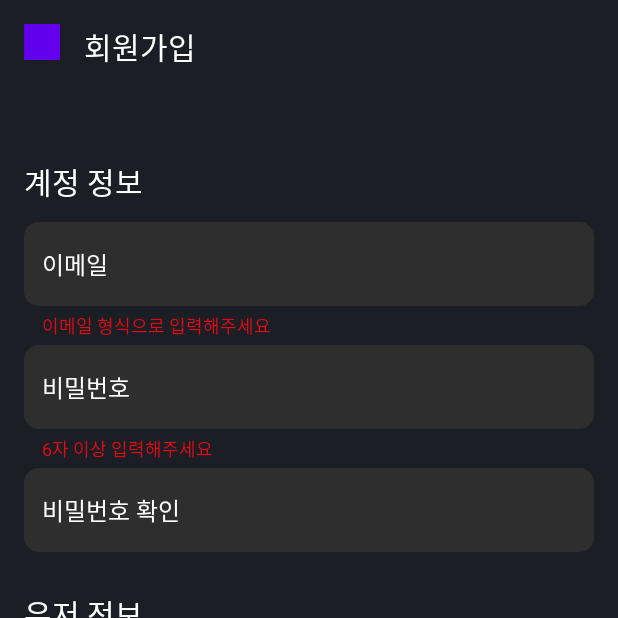
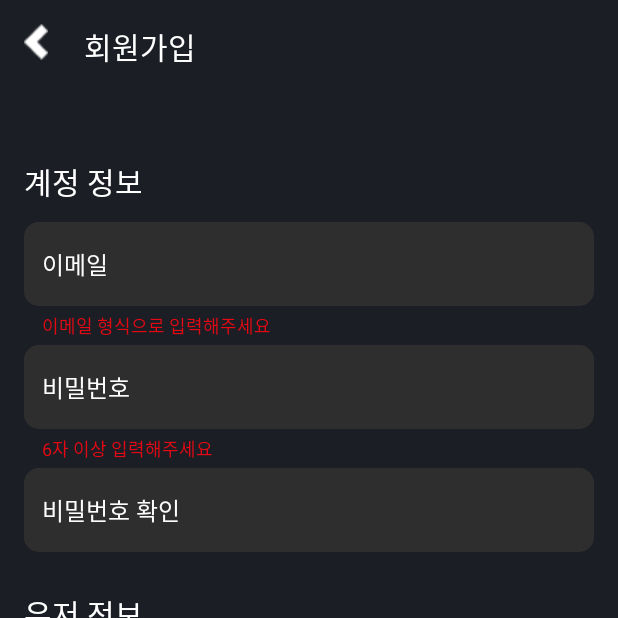
Before and after one commit to nbcFinal-Five/CurtainCall, an Android app: the fragment RegisterFragment placed in its activity, on a phone screen of 412 x 824 dp, the top half of it. Run offline under Robolectric (Android 15) with nearby library versions, the phone set to English and light mode, and no system bars; libraries missing offline, so code that uses them is left out: io.github.jan.supabase.

Commit message:
[feat] 뒤로가기 버튼 추가

```diff
--- a/app/src/main/java/com/nbc/curtaincall/ui/auth/AuthActivity.kt
+++ b/app/src/main/java/com/nbc/curtaincall/ui/auth/AuthActivity.kt
@@ -15,6 +15,10 @@ class AuthActivity : AppCompatActivity() {
 		binding = ActivityAuthBinding.inflate(layoutInflater)
 		setContentView(binding.root)
 
+		binding.btnAuthBack.setOnClickListener {
+			finish()
+		}
+
 		setFragment(LoginFragment(supportFragmentManager))
 	}
 
--- a/app/src/main/res/layout/activity_auth.xml
+++ b/app/src/main/res/layout/activity_auth.xml
@@ -9,13 +9,13 @@
         android:background="@color/background_color"
 >
 
-  <Button
+  <androidx.appcompat.widget.AppCompatButton
           android:id="@+id/btn_auth_back"
-          android:layout_width="24dp"
+          android:layout_width="16dp"
           android:layout_height="24dp"
           app:layout_constraintTop_toTopOf="parent"
           app:layout_constraintStart_toStartOf="parent"
-          android:background="@drawable/ic_launcher_background"
+          android:background="@drawable/ic_auth_back"
           android:layout_marginStart="16dp"
           android:layout_marginTop="16dp"
   />
--- a/app/src/main/res/layout/fragment_register.xml
+++ b/app/src/main/res/layout/fragment_register.xml
@@ -6,6 +6,7 @@
         android:layout_height="match_parent" xmlns:app="http://schemas.android.com/apk/res-auto"
         android:background="@color/background_color"
         android:paddingTop="16dp"
+        android:paddingBottom="16dp"
 >
   <androidx.constraintlayout.widget.ConstraintLayout
           android:layout_width="match_parent"
```
Also changed, not shown: app/src/main/res/drawable/ic_auth_back.png (added).
